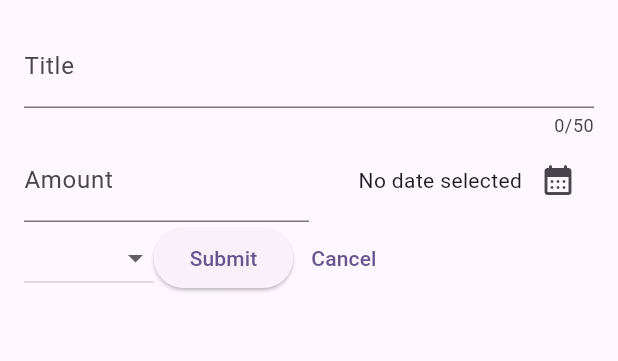
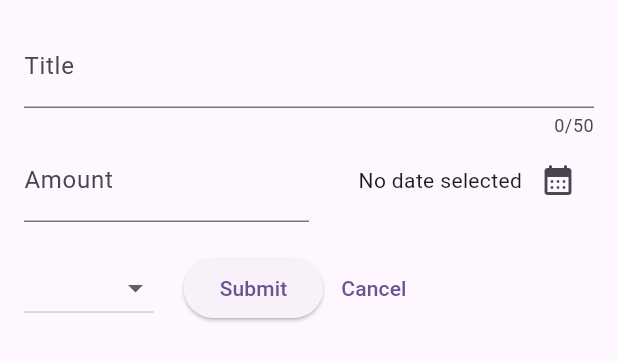
Before and after one commit to ssela98/expenses_tracker-flutter, a Flutter app: the NewExpense widget shown alone on an empty page, opened directly, on a phone screen of 412 x 824 dp. Shown: the top 361 px of the screen. Run offline on Flutter 3.47's test engine with Material 2 defaults, Android fonts, the phone set to English and light mode, and no system bars.

Commit message:
add spacings, my style

```diff
--- a/lib/widgets/new_expense.dart
+++ b/lib/widgets/new_expense.dart
@@ -83,6 +83,9 @@ class _NewExpenseState extends State<NewExpense> {
             maxLength: 50,
             decoration: const InputDecoration(label: Text('Title')),
           ),
+          Wrap(
+            runSpacing: 20,
+            children: [
               Row(
                 mainAxisAlignment: MainAxisAlignment.spaceBetween,
                 children: [
@@ -112,7 +115,9 @@ class _NewExpenseState extends State<NewExpense> {
                   )
                 ],
               ),
-          Row(
+              Wrap(
+                direction: Axis.horizontal,
+                spacing: 20,
                 children: [
                   DropdownButton(
                     value: _selectedCategory,
@@ -129,6 +134,7 @@ class _NewExpenseState extends State<NewExpense> {
                     },
                   ),
                   Row(
+                    mainAxisSize: MainAxisSize.min,
                     children: [
                       ElevatedButton(
                         onPressed: _submit,
@@ -145,6 +151,8 @@ class _NewExpenseState extends State<NewExpense> {
                 ],
               ),
             ],
+          )
+        ],
       ),
     );
   }
```
Lines whose indentation alone changed are shown as unchanged.
